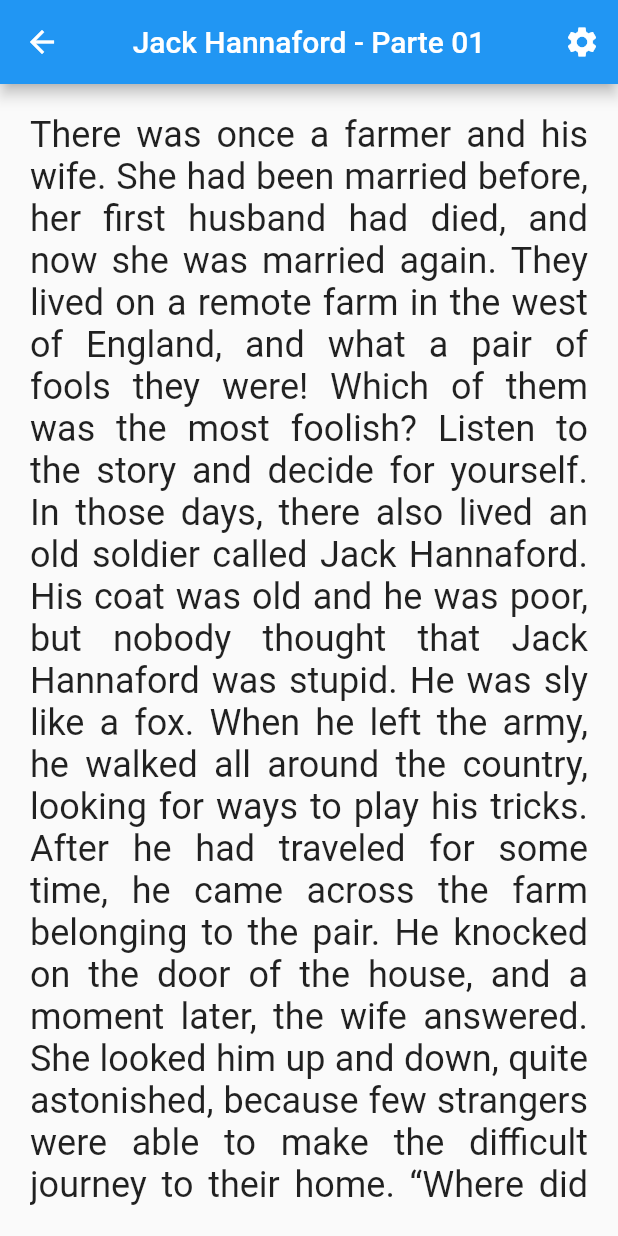
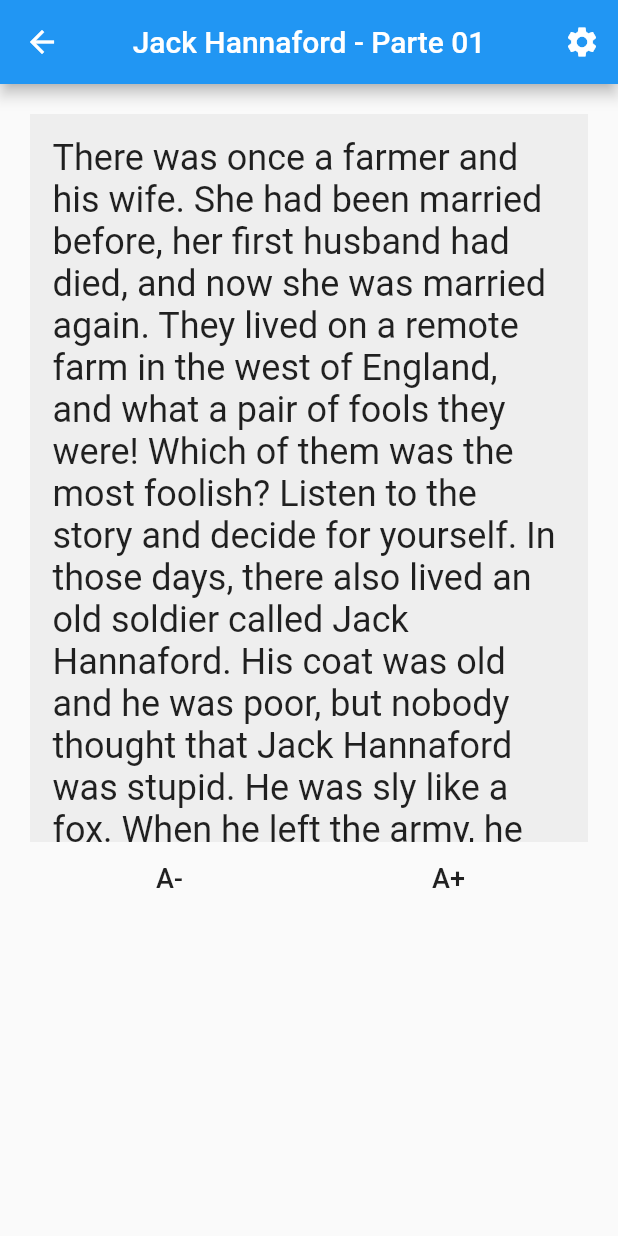
Before and after one commit to brenomachadodomonte/flutter_text_audio, a Flutter app: the screen it shows after launch, after a tap on "Jack Hannaford", on a phone screen of 412 x 824 dp. Run offline on Flutter 3.47's test engine with Material 2 defaults, Android fonts, the phone set to English and light mode, and no system bars; missing offline and left inert: audioplayer.

Commit message:
Creating button to modify font size

```diff
--- a/lib/screens/audio.dart
+++ b/lib/screens/audio.dart
@@ -21,8 +21,6 @@
 
   AudioPlayer audioPlayer;
 
-
-
   @override
   Widget build(BuildContext context) {
     return Scaffold(
@@ -36,22 +34,53 @@
         actions: <Widget>[
           IconButton(
             icon: Icon(Icons.settings, color: Colors.white),
-            onPressed: () {
-              setState(() {
-                fontSize += 2;
-              });
-            }
+            onPressed: (){}
           ),
         ],
       ),
       body: Container(
         padding: EdgeInsets.all(20),
-        child: SingleChildScrollView(
-          child: Column(
-            children: <Widget>[
-              Text(audio['en_text'], style: TextStyle(fontSize: fontSize),textAlign: TextAlign.justify,)
-            ],
-          ),
+        child: Column(
+          children: <Widget>[
+            Flexible(
+              flex: 4,
+              child: SingleChildScrollView(
+                child: Container(
+                  color: Colors.grey[200],
+                  padding: EdgeInsets.all(15),
+                  child: Column(
+                    children: <Widget>[
+                      Text(audio['en_text'], style: TextStyle(fontSize: fontSize))
+                    ],
+                  ),
+                ),
+              ),
+            ),
+            Flexible(
+              flex: 2,
+              child: Row(
+                mainAxisAlignment: MainAxisAlignment.spaceAround,
+                children: <Widget>[
+                  FlatButton(
+                    child: Text('A-', style: TextStyle(fontSize: 18),),
+                    onPressed: (){
+                      setState(() {
+                        fontSize -= 2;
+                      });
+                    },
+                  ),
+                  FlatButton(
+                    child: Text('A+', style: TextStyle(fontSize: 18),),
+                    onPressed: (){
+                      setState(() {
+                        fontSize += 2;
+                      });
+                    },
+                  ),
+                ],
+              ),
+            ),
+          ],
         ),
       ),
     );
```
